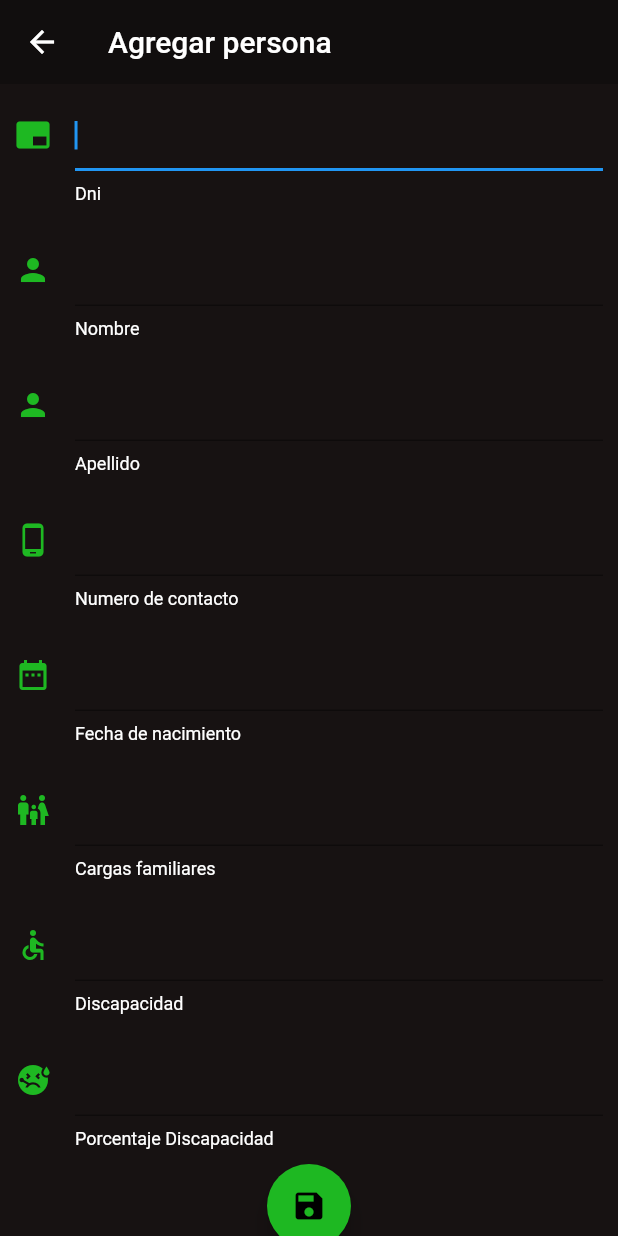
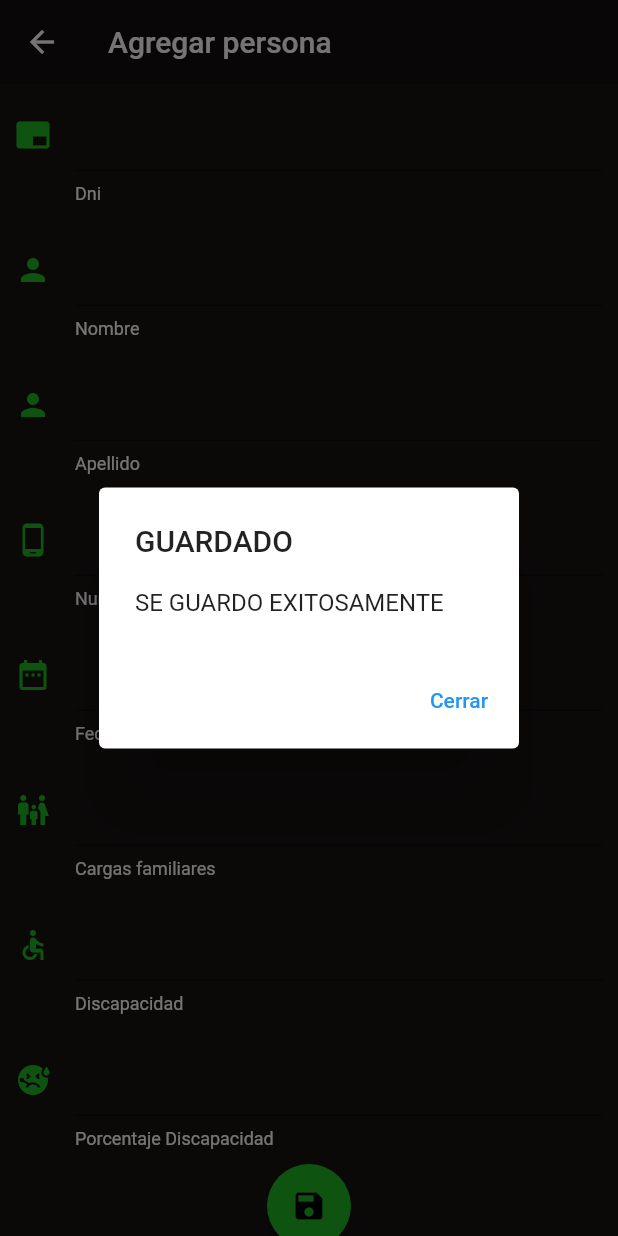
Before and after one commit to JhairV2002/grupo_1_a, a Flutter app: the FormScreen screen opened by its route, after a tap on the "save" icon, on a phone screen of 412 x 824 dp. Run offline on Flutter 3.47's test engine with Material 2 defaults, Android fonts, the phone set to English and light mode, and no system bars.

Commit message:
Ventana con ventana emergente

```diff
--- a/lib/screens/form.dart
+++ b/lib/screens/form.dart
@@ -132,19 +132,34 @@ class FormScreen extends StatelessWidget {
                   formValues['disabilityPercent'] = value ?? '';
                 },
               ),
+
               FloatingActionButton(
-                  onPressed: () {
+              onPressed: ()=>showDialog(
+              context: context,
+              barrierDismissible: false,
+              builder: (BuildContext ctx) => AlertDialog(
+                title: const Text("GUARDADO"),
+                content: const Text("SE GUARDO EXITOSAMENTE"),
+                actions: <Widget>[
+                  TextButton(
+                    child: const Text('Cerrar'),
+                    onPressed: () {
                     if (formValues['id'] != "0") {
                       personProvider.updatePerson(formValues);
                     } else {
                       personProvider.createPerson(formValues);
                     }
-                  },
+                     Navigator.of(context).pop();
+                      },
+                      ),
+                    ],
+                  ),
+                ),
                   backgroundColor: const Color.fromARGB(255, 30, 184, 34),
                   child: const Icon(
                     Icons.save,
-                    color: Colors.black,
-                  ))
+                    color: Colors.black),
+              ),
             ],
           ),
         ),
```
